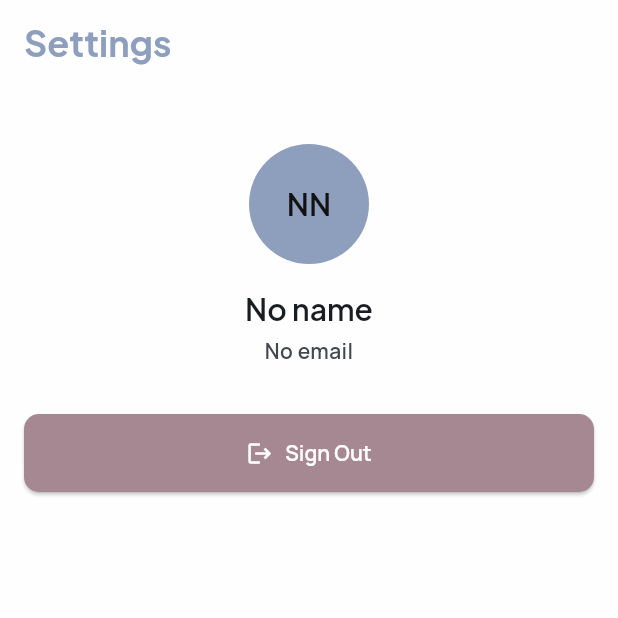
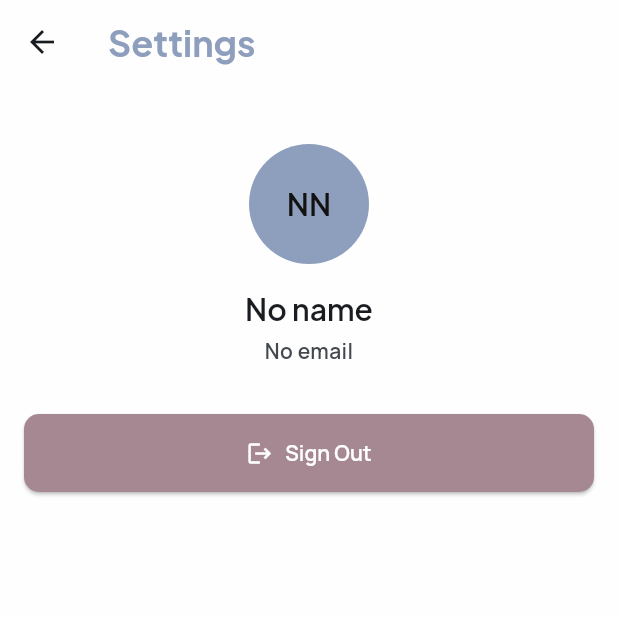
Before and after one commit to bl4kcrow/succucare_app, a Flutter app: the SettingsScreen screen opened by its route, on a phone screen of 412 x 824 dp, the top half of it. Run offline on Flutter 3.47's test engine with Material 3 defaults, Android fonts, the phone set to English and light mode, and no system bars; our stand-ins replace cached_network_image, cloud_firestore, firebase_auth, firebase_core, firebase_storage, flutter_dotenv and 8 more; accounts and stored records are empty; generated files the repository leaves out were written again.

Commit message:
Add back navigation to settings screen

```diff
--- a/lib/features/auth/screens/settings_screen.dart
+++ b/lib/features/auth/screens/settings_screen.dart
@@ -1,5 +1,6 @@
 import 'package:flutter/material.dart';
 import 'package:flutter_riverpod/flutter_riverpod.dart';
+import 'package:go_router/go_router.dart';
 
 import 'package:succucare_app/core/theme/app_colors.dart';
 import 'package:succucare_app/core/theme/insets.dart';
@@ -56,6 +57,11 @@ class _SettingsScreenState extends ConsumerState<SettingsScreen> {
 
     return Scaffold(
       appBar: AppBar(
+        leading: IconButton(
+          icon: const Icon(Icons.arrow_back),
+          color: colorScheme.onSurface,
+          onPressed: () => context.pop(),
+        ),
         title: Text(
           'Settings',
           style: textTheme.headlineMedium?.copyWith(color: colorScheme.primary),
--- a/lib/features/garden/screens/my_garden_screen.dart
+++ b/lib/features/garden/screens/my_garden_screen.dart
@@ -38,7 +38,7 @@ class MyGardenScreen extends StatelessWidget {
   Widget build(BuildContext context) {
     return Scaffold(
       appBar: GardenAppBar(
-        onSettingsPressed: () => context.goNamed(Routes.settings.name),
+        onSettingsPressed: () => context.pushNamed(Routes.settings.name),
       ),
       body: navigationShell,
       bottomNavigationBar: NavigationBar(
```
